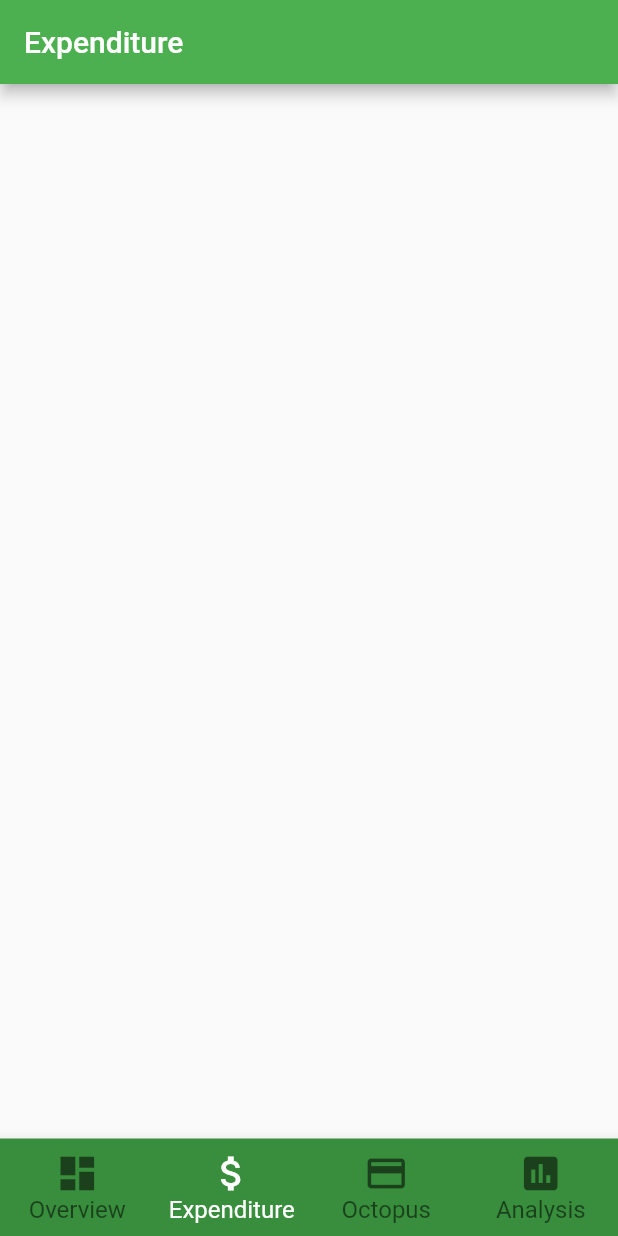
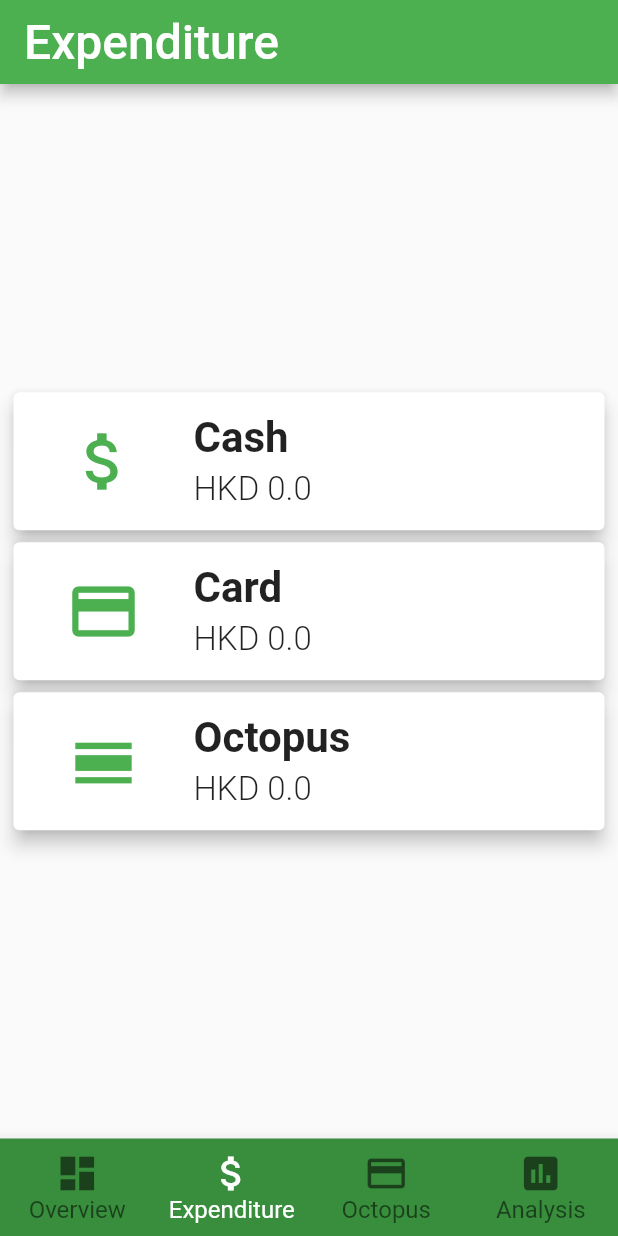
Before and after one commit to yousifm/vault, a Flutter app: the screen it shows after launch, item 2 of the bottom bar chosen, on a phone screen of 412 x 824 dp. Run offline on Flutter 3.47's test engine with Material 2 defaults, Android fonts, the phone set to English and light mode, and no system bars; network calls fail.

Commit message:
new expenditure, expentiture screen

```diff
--- a/lib/main.dart
+++ b/lib/main.dart
@@ -18,8 +18,9 @@ class Vault extends StatelessWidget {
     return MaterialApp(
       title: "Vault",
       theme: ThemeData(
-        primarySwatch: Colors.green,
-      ),
+          primarySwatch: Colors.green,
+          textTheme:
+              TextTheme(title: TextStyle(fontSize: 32, color: Colors.white))),
       home: ChangeNotifierProvider<Transactions>(
           builder: (_) => Transactions(), child: HomeScreen()),
       routes: {
--- a/lib/providers/transactions.dart
+++ b/lib/providers/transactions.dart
@@ -1,17 +1,66 @@
 import 'package:flutter/material.dart';
+import 'package:http/http.dart' as http;
+import 'dart:convert';
 
-class Transaction {
-  final double amount;
-  final String description;
+import 'package:intl/intl.dart';
 
-  Transaction(this.amount, this.description);
-}
+const API_KEY = "AIzaSyBHMqzOtz6yd-9HHkIlD8ClUJvasUq5sWo";
+const LINK = "https://vault-8e37c.firebaseio.com/transaction";
 
 class Transactions with ChangeNotifier {
-  List<Transaction> _transactions = [
-    Transaction(2000, "Laptop"),
-    Transaction(500, "Clothes")
-  ];
+  List _transactions = [];
+  bool _isLoading;
 
-  List<Transaction> get transactions => [..._transactions];
+  getData() async {
+    _isLoading = true;
+
+    final response = await http.get("$LINK.json?key=$API_KEY");
+
+    _isLoading = false;
+
+    if (response.statusCode == 200) {
+      print('oi');
+      _transactions = json.decode(response.body);
+      notifyListeners();
+    } else {
+      print("not oi");
+      throw response.body;
+    }
+  }
+
+  addTransaction(
+      {double amount,
+      String category,
+      String store_name,
+      DateTime date}) async {
+    Map t = {
+      "amount": amount,
+      "category": category,
+      "date": DateFormat('dd/MM/yyyy').format(DateTime.now()),
+      "medium": "Cash",
+      "store": store_name
+    };
+
+    _transactions.insert(0, t);
+    notifyListeners();
+
+    final response =
+        await http.put("$LINK/${_transactions.length - 1}.json?key=$API_KEY",
+            body: json.encode({
+              'amount': amount,
+              'category': category,
+              'store': store_name,
+              'medium': "Cash",
+              'date': DateFormat('dd/MM/yyyy').format(DateTime.now())
+            }));
+
+    if (response.statusCode != 200) {
+      print(response.body);
+      _transactions.remove(t);
+    }
+    notifyListeners();
+  }
+
+  bool get isLoading => _isLoading;
+  List<dynamic> get transactions => [..._transactions];
 }
--- a/lib/screens/analysis_screen.dart
+++ b/lib/screens/analysis_screen.dart
@@ -7,7 +7,10 @@ class AnalysisScreen extends StatelessWidget {
   Widget build(BuildContext context) {
     return Scaffold(
       appBar: AppBar(
-        title: Text("Analysis"),
+        title: Text(
+          "Analysis",
+          style: Theme.of(context).textTheme.title,
+        ),
       ),
       body: Container(),
     );
--- a/lib/screens/expenditure_screen.dart
+++ b/lib/screens/expenditure_screen.dart
@@ -1,15 +1,48 @@
 import 'package:flutter/material.dart';
+import 'package:vault/widgets/expenditure_item.dart';
+import 'package:provider/provider.dart';
+import '../providers/transactions.dart';
 
 class ExpenditureScreen extends StatelessWidget {
   static const routeName = '/expenditure';
 
+  double amountWhereMedium(dynamic transactions, String medium) {
+    return transactions.transactions
+        .where((item) => item['medium'] == medium)
+        .fold(0.0, (sum, val) => sum + val['amount']);
+  }
+
   @override
   Widget build(BuildContext context) {
+    final transactions = Provider.of<Transactions>(context, listen: false);
     return Scaffold(
       appBar: AppBar(
-        title: Text("Expenditure"),
+        title: Text(
+          "Expenditure",
+          style: Theme.of(context).textTheme.title,
+        ),
       ),
-      body: Container(),
+      body: Center(
+          child: Container(
+              child: Column(
+        mainAxisSize: MainAxisSize.min,
+        children: <Widget>[
+          ExpenditureItem(
+              icon: Icons.attach_money,
+              text: "Cash",
+              amount: amountWhereMedium(transactions, "Cash")),
+          ExpenditureItem(
+            icon: Icons.credit_card,
+            text: "Card",
+            amount: amountWhereMedium(transactions, "Credit Card"),
+          ),
+          ExpenditureItem(
+            icon: Icons.calendar_view_day,
+            text: "Octopus",
+            amount: amountWhereMedium(transactions, "Octopus"),
+          )
+        ],
+      ))),
     );
   }
 }
--- /dev/null
+++ b/lib/widgets/expenditure_item.dart
@@ -0,0 +1,48 @@
+import 'package:flutter/material.dart';
+
+class ExpenditureItem extends StatelessWidget {
+  final IconData icon;
+  final String text;
+  final double amount;
+
+  ExpenditureItem({this.icon, this.text, this.amount});
+  @override
+  Widget build(BuildContext context) {
+    return Container(
+      margin: EdgeInsets.symmetric(horizontal: 5),
+      height: 100,
+      child: Card(
+          elevation: 5,
+          child: Row(
+            children: <Widget>[
+              SizedBox(width: 35),
+              Icon(
+                icon,
+                size: 50,
+                color: Theme.of(context).primaryColor,
+              ),
+              SizedBox(
+                width: 35,
+              ),
+              Column(
+                crossAxisAlignment: CrossAxisAlignment.start,
+                mainAxisAlignment: MainAxisAlignment.center,
+                children: <Widget>[
+                  Text(
+                    text,
+                    style: TextStyle(fontWeight: FontWeight.bold, fontSize: 28),
+                  ),
+                  SizedBox(
+                    height: 5,
+                  ),
+                  Text(
+                    "HKD $amount",
+                    style: TextStyle(fontSize: 22, fontWeight: FontWeight.w300),
+                  )
+                ],
+              )
+            ],
+          )),
+    );
+  }
+}
--- a/pubspec.yaml
+++ b/pubspec.yaml
@@ -25,7 +25,8 @@ dependencies:
   cupertino_icons: ^0.1.2
   flutter_svg: ^0.14.3
   provider: ^3.1.0+1
-
+  http: ^0.12.0+2
+  intl: ^0.16.0
 dev_dependencies:
   flutter_test:
     sdk: flutter
```
Also changed, not shown: lib/screens/octopus_screen.dart (+8 -4 lines), lib/screens/overview_screen.dart (+57 -12 lines), lib/widgets/new_transaction_modal.dart (added, +81 -0 lines), lib/widgets/transaction_item.dart (+26 -21 lines), pubspec.lock.
